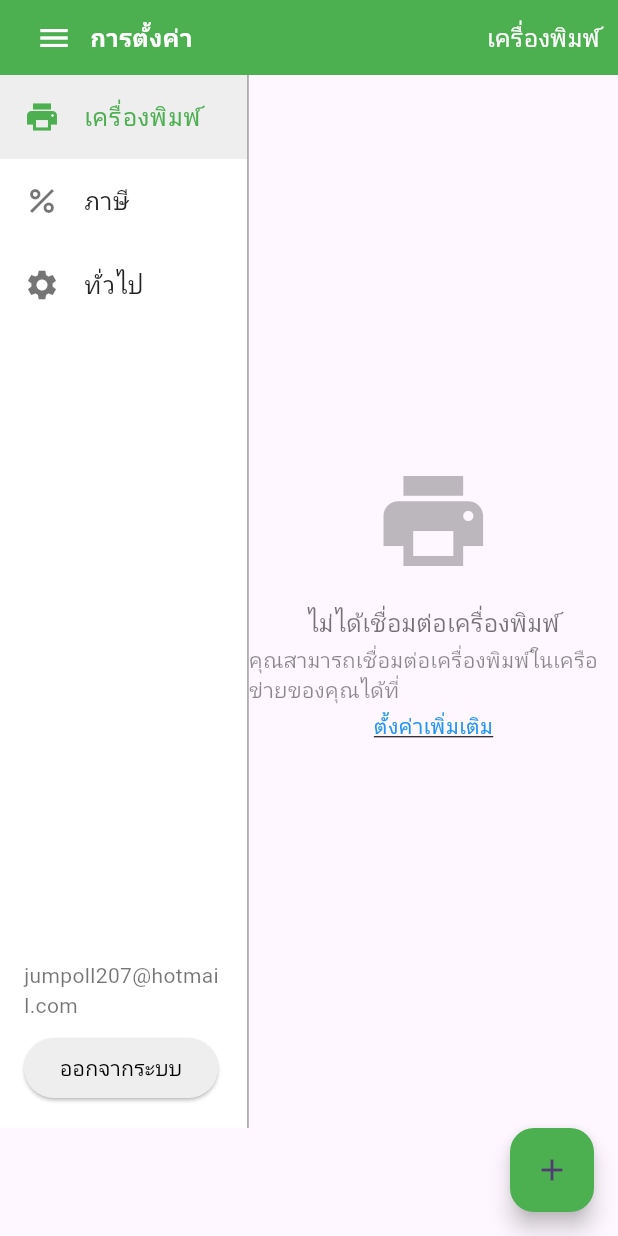
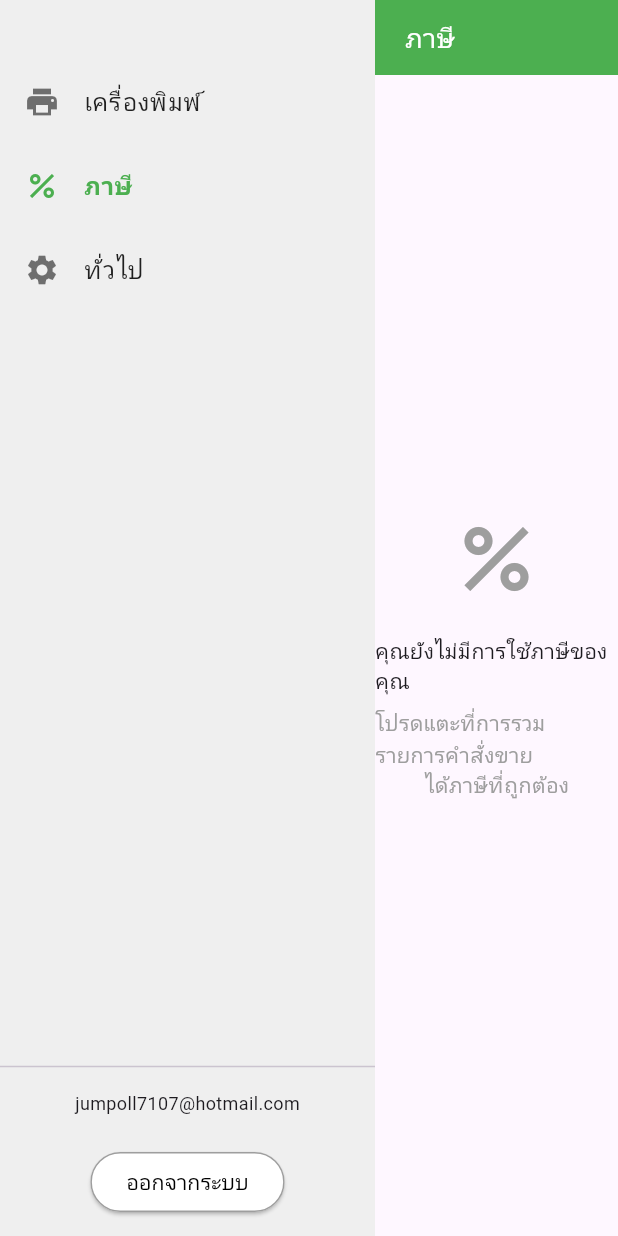
Before and after one commit to AshaTechCorporation/posashastd, a Flutter app: the SettingsPage screen opened directly, after a tap on "ภาษี", on a phone screen of 412 x 824 dp. Run offline on Flutter 3.47's test engine with Material 3 defaults, Android fonts, the phone set to English and light mode, and no system bars; our stand-ins replace connectivity_plus, get, screenshot, shared_preferences, sqflite; missing offline and left inert: sunmi_printer_plus; accounts and stored records are empty; network calls fail.

Commit message:
หน้าsetting

```diff
--- a/lib/D2S/product/productListPage.dart
+++ b/lib/D2S/product/productListPage.dart
@@ -75,8 +75,8 @@ class _ProductListPageState extends State<ProductListPage> {
                     children: [
                       _buildMenuItem(0, 'รายการสินค้าทั้งหมด', icon: Icons.list),
                       _buildMenuItem(1, 'หมวดหมู่', icon: Icons.category),
-                      _buildMenuItem(2, 'ตั. อัฟกิตะโอมิเมะ', icon: Icons.playlist_add_check),
-                      _buildMenuItem(3, 'ซ่า..เวอร์', icon: Icons.label),
+                      _buildMenuItem(2, 'ตัวเลือกเพิ่มเติม', icon: Icons.playlist_add_check),
+                      _buildMenuItem(3, 'ส่วนลด', icon: Icons.label),
                     ],
                   ),
                 ),
@@ -259,8 +259,8 @@ class _ProductListPageState extends State<ProductListPage> {
                 subtitle: Text('รหัส: $code'),
                 onTap: () {
                   // เปลี่ยนไปแท็บรายการสินค้าและเลือกหมวดหมู่นี้
-                  setState(() => selectedTabIndex = 0);
-                  productController.selectCategory(code);
+                  // setState(() => selectedTabIndex = 0);
+                  // productController.selectCategory(code);
                 },
               );
             },
--- a/lib/D2S/setting/settingsPage.dart
+++ b/lib/D2S/setting/settingsPage.dart
@@ -1,124 +1,144 @@
 import 'package:flutter/material.dart';
-import 'package:posashastd/D2S/home/widgets/AppDrawer.dart';
 
-class SettingsPage extends StatelessWidget {
+class SettingsPage extends StatefulWidget {
   const SettingsPage({super.key});
+
+  @override
+  State<SettingsPage> createState() => _SettingsPageState();
+}
+
+class _SettingsPageState extends State<SettingsPage> {
+  int selectedTab = 0;
+
+  final List<String> tabs = ['เครื่องพิมพ์', 'ภาษี', 'ทั่วไป'];
+
+  Widget buildTabContent() {
+    switch (selectedTab) {
+      case 0:
+        return _printerTab();
+      case 1:
+        return _taxTab();
+      case 2:
+        return _generalTab();
+      default:
+        return const SizedBox();
+    }
+  }
 
   @override
   Widget build(BuildContext context) {
     return Scaffold(
-      drawer: const AppDrawer(),
-      body: Column(
+      body: Row(
         children: [
-          // ✅ Header
+          // 🔹 Side Menu
           Container(
-            height: 50,
-            color: Colors.green,
-            padding: const EdgeInsets.symmetric(horizontal: 12),
-            child: Row(
-              mainAxisAlignment: MainAxisAlignment.spaceBetween,
+            width: 250,
+            color: const Color(0xFFEFEFEF),
+            child: Column(
               children: [
-                Row(
-                  children: [
-                    Builder(
-                      builder:
-                          (context) =>
-                              IconButton(icon: const Icon(Icons.menu, color: Colors.white), onPressed: () => Scaffold.of(context).openDrawer()),
+                const SizedBox(height: 40),
+                for (int i = 0; i < tabs.length; i++)
+                  ListTile(
+                    leading: Icon(
+                      i == 0
+                          ? Icons.print
+                          : i == 1
+                          ? Icons.percent
+                          : Icons.settings,
+                      color: selectedTab == i ? Colors.green : Colors.black54,
                     ),
-                    const Text('การตั้งค่า', style: TextStyle(color: Colors.white, fontWeight: FontWeight.bold, fontSize: 16)),
-                  ],
-                ),
-                const Text('เครื่องพิมพ์', style: TextStyle(color: Colors.white, fontSize: 16)),
-              ],
-            ),
-          ),
-
-          // ✅ Main Body
-          Expanded(
-            child: Row(
-              children: [
-                // 🔹 Left menu
-                Container(
-                  width: MediaQuery.of(context).size.width * 0.4,
-                  color: Colors.white,
-                  child: Column(
-                    crossAxisAlignment: CrossAxisAlignment.start,
-                    children: [
-                      _SettingsMenuItem(icon: Icons.print, label: 'เครื่องพิมพ์', selected: true),
-                      _SettingsMenuItem(icon: Icons.percent, label: 'ภาษี'),
-                      _SettingsMenuItem(icon: Icons.settings, label: 'ทั่วไป'),
-                      const Spacer(),
-                      const Padding(
-                        padding: EdgeInsets.symmetric(horizontal: 16),
-                        child: Text('jumpoll207@hotmail.com', style: TextStyle(color: Colors.black54)),
+                    title: Text(
+                      tabs[i],
+                      style: TextStyle(
+                        color: selectedTab == i ? Colors.green : Colors.black87,
+                        fontWeight: selectedTab == i ? FontWeight.bold : FontWeight.normal,
                       ),
-                      const SizedBox(height: 8),
-                      Padding(
-                        padding: const EdgeInsets.symmetric(horizontal: 16),
-                        child: ElevatedButton(
-                          style: ElevatedButton.styleFrom(backgroundColor: Colors.grey[200], foregroundColor: Colors.black),
-                          onPressed: () {},
-                          child: const Text('ออกจากระบบ'),
-                        ),
-                      ),
-                      const SizedBox(height: 16),
-                    ],
+                    ),
+                    selected: selectedTab == i,
+                    onTap: () => setState(() => selectedTab = i),
                   ),
-                ),
-
-                // 🔸 Divider
-                const VerticalDivider(width: 1, color: Colors.grey),
-
-                // 🟩 Right content
-                Expanded(
-                  child: Center(
-                    child: Column(
-                      mainAxisAlignment: MainAxisAlignment.center,
-                      children: const [
-                        Icon(Icons.print, size: 80, color: Colors.black26),
-                        SizedBox(height: 16),
-                        Text('ไม่ได้เชื่อมต่อเครื่องพิมพ์', style: TextStyle(fontSize: 16, color: Colors.black54)),
-                        SizedBox(height: 4),
-                        Text('คุณสามารถเชื่อมต่อเครื่องพิมพ์ในเครือข่ายของคุณได้ที่', style: TextStyle(fontSize: 14, color: Colors.black45)),
-                        SizedBox(height: 4),
-                        Text('ตั้งค่าเพิ่มเติม', style: TextStyle(fontSize: 14, color: Colors.blue, decoration: TextDecoration.underline)),
-                      ],
+                const Spacer(),
+                const Divider(),
+                const Padding(padding: EdgeInsets.all(8.0), child: Text("jumpoll7107@hotmail.com", style: TextStyle(fontSize: 12))),
+                Padding(
+                  padding: const EdgeInsets.all(12.0),
+                  child: ElevatedButton(
+                    onPressed: () {},
+                    style: ElevatedButton.styleFrom(
+                      backgroundColor: Colors.white,
+                      foregroundColor: Colors.black,
+                      side: const BorderSide(color: Colors.grey),
                     ),
+                    child: const Text("ออกจากระบบ"),
                   ),
                 ),
               ],
             ),
           ),
-
-          // ✅ Floating Add Button
-          Padding(
-            padding: const EdgeInsets.only(bottom: 16, right: 16),
-            child: Align(
-              alignment: Alignment.bottomRight,
-              child: FloatingActionButton(onPressed: () {}, backgroundColor: Colors.green, child: const Icon(Icons.add)),
+          // 🔹 Tab Content
+          Expanded(
+            child: Column(
+              children: [
+                Container(
+                  color: Colors.green,
+                  height: 50,
+                  alignment: Alignment.centerLeft,
+                  padding: const EdgeInsets.symmetric(horizontal: 20),
+                  child: Text(tabs[selectedTab], style: const TextStyle(color: Colors.white, fontSize: 18)),
+                ),
+                Expanded(child: buildTabContent()),
+              ],
             ),
           ),
         ],
       ),
     );
   }
-}
 
-class _SettingsMenuItem extends StatelessWidget {
-  final IconData icon;
-  final String label;
-  final bool selected;
+  Widget _printerTab() {
+    return Column(
+      children: [
+        ListTile(leading: const Icon(Icons.print), title: const Text('test'), subtitle: const Text('Sunmi'), trailing: const Text('ใบเสร็จรับเงิน')),
+        const Spacer(),
+        Padding(
+          padding: const EdgeInsets.all(16),
+          child: Align(
+            alignment: Alignment.bottomRight,
+            child: FloatingActionButton(onPressed: () {}, backgroundColor: Colors.green, child: const Icon(Icons.add)),
+          ),
+        ),
+      ],
+    );
+  }
 
-  const _SettingsMenuItem({required this.icon, required this.label, this.selected = false});
+  Widget _taxTab() {
+    return Center(
+      child: Column(
+        mainAxisAlignment: MainAxisAlignment.center,
+        children: const [
+          Icon(Icons.percent, size: 64, color: Colors.grey),
+          SizedBox(height: 20),
+          Text("คุณยังไม่มีการใช้ภาษีของคุณ"),
+          SizedBox(height: 8),
+          Text("โปรดแตะที่การรวม รายการคำสั่งขาย", style: TextStyle(color: Colors.grey)),
+          Text("ได้ภาษีที่ถูกต้อง", style: TextStyle(color: Colors.grey)),
+        ],
+      ),
+    );
+  }
 
-  @override
-  Widget build(BuildContext context) {
-    return Container(
-      color: selected ? Colors.grey[200] : null,
-      child: ListTile(
-        leading: Icon(icon, color: selected ? Colors.green : Colors.black54),
-        title: Text(label, style: TextStyle(color: selected ? Colors.green : Colors.black87)),
-        onTap: () {},
+  Widget _generalTab() {
+    return Padding(
+      padding: const EdgeInsets.all(24.0),
+      child: ListView(
+        children: [
+          SwitchListTile(title: const Text("ใช้ต้นฉบับและสำเนาใบเสร็จ"), value: false, onChanged: (val) {}),
+          SwitchListTile(title: const Text("โหมดเงียบ"), value: false, onChanged: (val) {}),
+          const SizedBox(height: 16),
+          const Text("เผื่อโครงหน้าอาจารย์การขาย: ระบบ", style: TextStyle(color: Colors.grey)),
+          const SizedBox(height: 16),
+          const Text("ภาษา: ใช้ค่าตั้งต้นอุปกรณ์", style: TextStyle(color: Colors.grey)),
+        ],
       ),
     );
   }
```
